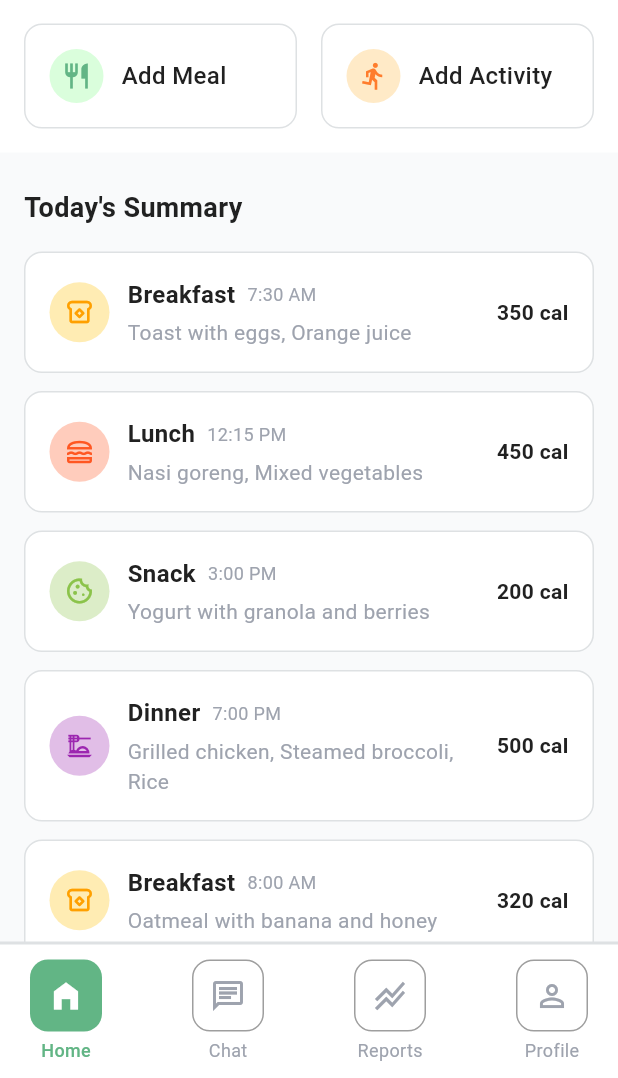
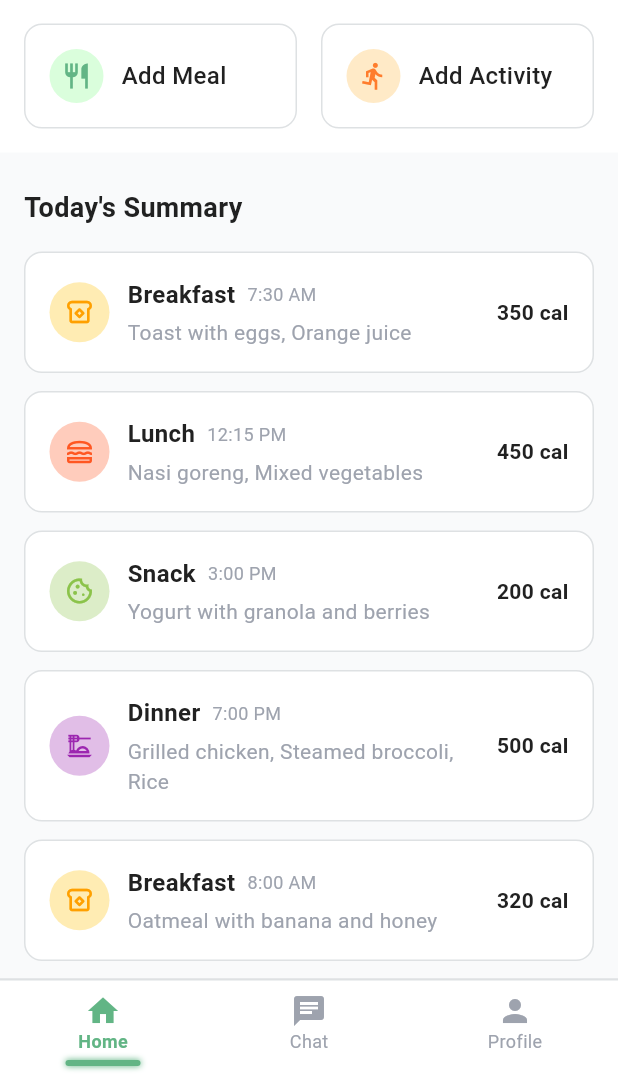
Before and after one commit to taufiqrmadhana/calorisense-frontend, a Flutter app: the screen it shows after launch, scrolled down 157 dp, on a phone screen of 412 x 824 dp, the part 158-1236 px from its top. Run offline on Flutter 3.47's test engine with Material 3 defaults, Android fonts, the phone set to English and light mode, and no system bars; our stand-ins replace flutter_bloc, flutter_dotenv, fpdart, get_it, supabase_flutter; accounts and stored records are empty.

Commit message:
update bottom navbar

```diff
--- a/lib/core/common/widgets/bottom_navbar.dart
+++ b/lib/core/common/widgets/bottom_navbar.dart
@@ -9,38 +9,19 @@
   @override
   Widget build(BuildContext context) {
     return Container(
-      decoration: BoxDecoration(
+      decoration: const BoxDecoration(
         color: AppPalette.white,
-        border: const Border(
-          top: BorderSide(color: AppPalette.borderColor, width: 2),
+        border: Border(
+          top: BorderSide(color: AppPalette.borderColor, width: 1.5),
         ),
       ),
-      padding: const EdgeInsets.symmetric(vertical: 10, horizontal: 20),
+      padding: const EdgeInsets.symmetric(vertical: 8),
       child: Row(
-        mainAxisAlignment: MainAxisAlignment.spaceBetween,
+        mainAxisAlignment: MainAxisAlignment.spaceAround,
         children: [
-          _buildNavItem(
-            0,
-            'Home',
-            Icons.home_filled,
-            Icons.home_outlined,
-            context,
-          ),
-          _buildNavItem(1, 'Chat', Icons.chat, Icons.chat_outlined, context),
-          _buildNavItem(
-            2,
-            'Reports',
-            Icons.stacked_line_chart,
-            Icons.stacked_line_chart,
-            context,
-          ),
-          _buildNavItem(
-            3,
-            'Profile',
-            Icons.person,
-            Icons.person_outline,
-            context,
-          ),
+          _buildNavItem(0, 'Home', Icons.home, context),
+          _buildNavItem(1, 'Chat', Icons.chat, context),
+          _buildNavItem(2, 'Profile', Icons.person, context),
         ],
       ),
     );
@@ -49,8 +30,7 @@
   Widget _buildNavItem(
     int index,
     String label,
-    IconData activeIcon,
-    IconData inactiveIcon,
+    IconData icon,
     BuildContext context,
   ) {
     final bool isActive = currentIndex == index;
@@ -65,9 +45,6 @@
             Navigator.pushReplacementNamed(context, '/chat');
             break;
           case 2:
-            Navigator.pushReplacementNamed(context, '/report');
-            break;
-          case 3:
             Navigator.pushReplacementNamed(context, '/profile');
             break;
         }
@@ -75,28 +52,38 @@
       child: Column(
         mainAxisSize: MainAxisSize.min,
         children: [
-          Container(
-            width: 48,
-            height: 48,
-            decoration: BoxDecoration(
-              color: isActive ? AppPalette.primaryColor : AppPalette.white,
-              borderRadius: BorderRadius.circular(12),
-              border: isActive ? null : Border.all(color: Colors.grey),
-            ),
-            child: Icon(
-              isActive ? activeIcon : inactiveIcon,
-              color: isActive ? AppPalette.white : AppPalette.subTextColor,
-              size: 24,
-            ),
+          Icon(
+            icon,
+            color: isActive ? AppPalette.primaryColor : AppPalette.subTextColor,
+            size: 24,
           ),
-          const SizedBox(height: 4),
           Text(
             label,
             style: TextStyle(
               color:
                   isActive ? AppPalette.primaryColor : AppPalette.subTextColor,
               fontSize: 12,
-              fontWeight: isActive ? FontWeight.w500 : FontWeight.normal,
+              fontWeight: isActive ? FontWeight.w600 : FontWeight.normal,
+            ),
+          ),
+          const SizedBox(height: 4),
+          AnimatedContainer(
+            duration: const Duration(milliseconds: 200),
+            height: 4,
+            width: 50,
+            decoration: BoxDecoration(
+              color: isActive ? AppPalette.primaryColor : Colors.transparent,
+              borderRadius: BorderRadius.circular(2),
+              boxShadow:
+                  isActive
+                      ? [
+                        BoxShadow(
+                          color: AppPalette.primaryColor,
+                          blurRadius: 3,
+                          spreadRadius: 0.2,
+                        ),
+                      ]
+                      : [],
             ),
           ),
         ],
--- a/lib/main.dart
+++ b/lib/main.dart
@@ -5,7 +5,6 @@
 import 'package:calorisense/features/chat/presentation/pages/chat_page.dart';
 import 'package:calorisense/features/home/presentation/pages/home_page.dart';
 import 'package:calorisense/features/profile/presentation/pages/profile_page.dart';
-import 'package:calorisense/features/reports/presentation/pages/report_page.dart';
 import 'package:calorisense/init_dependencies.dart';
 import 'package:flutter/material.dart';
 import 'package:flutter_bloc/flutter_bloc.dart';
@@ -50,7 +49,6 @@
       routes: {
         '/home': (context) => const HomePage(),
         '/chat': (context) => const ChatPage(),
-        '/report': (context) => const ReportPage(),
         '/profile': (context) => const ProfilePage(),
       },
       home: BlocSelector<AppUserCubit, AppUserState, bool>(
--- a/pubspec.yaml
+++ b/pubspec.yaml
@@ -30,7 +30,7 @@
 dependencies:
   flutter:
     sdk: flutter
-  health: ^9.0.0
+  # health: ^9.0.0
 
   # The following adds the Cupertino Icons font to your application.
   # Use with the CupertinoIcons class for iOS style icons.
```
Also changed, not shown: lib/features/profile/presentation/pages/profile_page.dart (+23 -3 lines), lib/features/reports/presentation/pages/report_page.dart (deleted, +0 -16 lines), lib/services/health_service.dart (+65 -65 lines), pubspec.lock, 1 other file.
